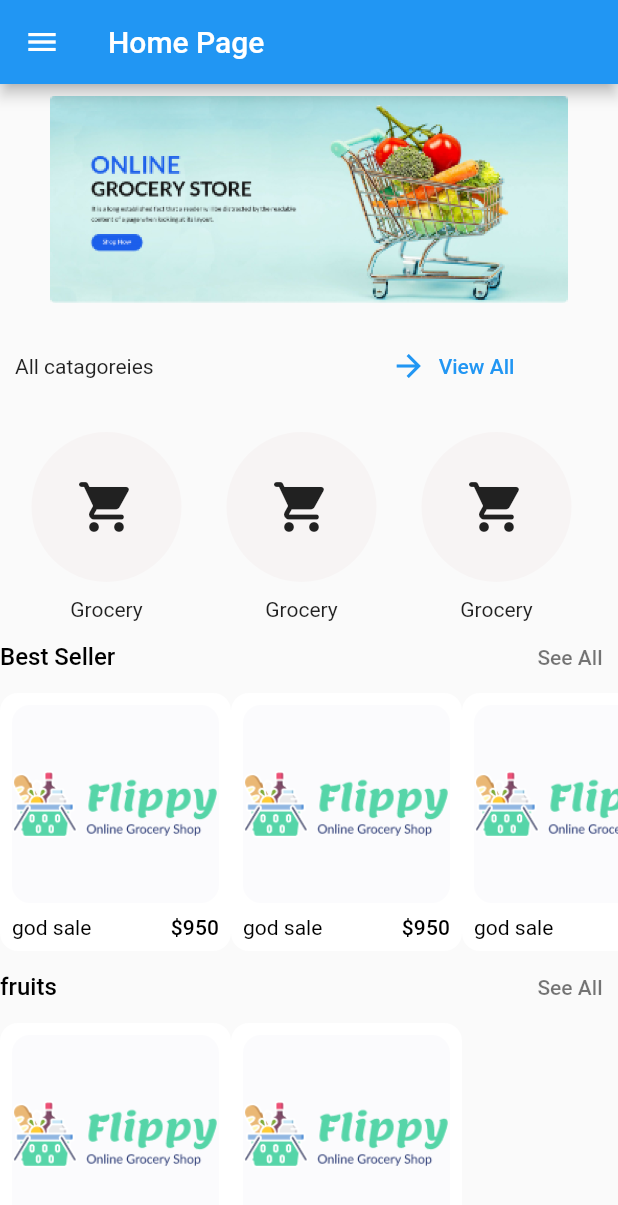
After one commit to nsnnajam/flippy-app, a Flutter app: the HomePage screen opened directly, on a phone screen of 412 x 824 dp. The commit adds this screen. Shown: the top 1205 px of the screen. Run offline on Flutter 3.47's test engine with Material 2 defaults, Android fonts, the phone set to English and light mode, and no system bars; our stand-ins replace contained_tab_bar_view, convex_bottom_bar, flutter_signin_button; statements that could not run were skipped.

Commit message:
day 2 completed

```diff
--- /dev/null
+++ b/lib/constants.dart
@@ -0,0 +1,7 @@
+import 'package:flutter/material.dart';
+
+const Color primaryColor = Color(0xFFF67952);
+const Color bgColor = Color(0xFFFBFBFD);
+
+const double defaultPadding = 16.0;
+const double defaultBorderRadius = 12.0;
--- a/lib/main.dart
+++ b/lib/main.dart
@@ -1,3 +1,6 @@
+import 'package:flippyapp/sereen/Best_seller.dart';
+import 'package:flippyapp/sereen/Home_page.dart';
+import 'package:flippyapp/sereen/bottom_bar.dart';
 import 'package:flippyapp/sereen/login.dart';
 import 'package:flutter/material.dart';
 
@@ -25,92 +28,7 @@ class MyApp extends StatelessWidget {
         // is not restarted.
         primarySwatch: Colors.blue,
       ),
-      home: const LoginSecreen(),
+      home: const BottomBar(),
     );
   }
 }
-
-class MyHomePage extends StatefulWidget {
-  const MyHomePage({Key? key, required this.title}) : super(key: key);
-
-  // This widget is the home page of your application. It is stateful, meaning
-  // that it has a State object (defined below) that contains fields that affect
-  // how it looks.
-
-  // This class is the configuration for the state. It holds the values (in this
-  // case the title) provided by the parent (in this case the App widget) and
-  // used by the build method of the State. Fields in a Widget subclass are
-  // always marked "final".
-
-  final String title;
-
-  @override
-  State<MyHomePage> createState() => _MyHomePageState();
-}
-
-class _MyHomePageState extends State<MyHomePage> {
-  int _counter = 0;
-
-  void _incrementCounter() {
-    setState(() {
-      // This call to setState tells the Flutter framework that something has
-      // changed in this State, which causes it to rerun the build method below
-      // so that the display can reflect the updated values. If we changed
-      // _counter without calling setState(), then the build method would not be
-      // called again, and so nothing would appear to happen.
-      _counter++;
-    });
-  }
-
-  @override
-  Widget build(BuildContext context) {
-    // This method is rerun every time setState is called, for instance as done
-    // by the _incrementCounter method above.
-    //
-    // The Flutter framework has been optimized to make rerunning build methods
-    // fast, so that you can just rebuild anything that needs updating rather
-    // than having to individually change instances of widgets.
-    return Scaffold(
-      appBar: AppBar(
-        // Here we take the value from the MyHomePage object that was created by
-        // the App.build method, and use it to set our appbar title.
-        title: Text(widget.title),
-      ),
-      body: Center(
-        // Center is a layout widget. It takes a single child and positions it
-        // in the middle of the parent.
-        child: Column(
-          // Column is also a layout widget. It takes a list of children and
-          // arranges them vertically. By default, it sizes itself to fit its
-          // children horizontally, and tries to be as tall as its parent.
-          //
-          // Invoke "debug painting" (press "p" in the console, choose the
-          // "Toggle Debug Paint" action from the Flutter Inspector in Android
-          // Studio, or the "Toggle Debug Paint" command in Visual Studio Code)
-          // to see the wireframe for each widget.
-          //
-          // Column has various properties to control how it sizes itself and
-          // how it positions its children. Here we use mainAxisAlignment to
-          // center the children vertically; the main axis here is the vertical
-          // axis because Columns are vertical (the cross axis would be
-          // horizontal).
-          mainAxisAlignment: MainAxisAlignment.center,
-          children: <Widget>[
-            const Text(
-              'You have pushed the button this many times:',
-            ),
-            Text(
-              '$_counter',
-              style: Theme.of(context).textTheme.headline4,
-            ),
-          ],
-        ),
-      ),
-      floatingActionButton: FloatingActionButton(
-        onPressed: _incrementCounter,
-        tooltip: 'Increment',
-        child: const Icon(Icons.add),
-      ), // This trailing comma makes auto-formatting nicer for build methods.
-    );
-  }
-}
--- /dev/null
+++ b/lib/section_title.dart
@@ -0,0 +1,34 @@
+import 'package:flutter/material.dart';
+
+class SectionTitle extends StatelessWidget {
+  const SectionTitle({
+    Key? key,
+    required this.title,
+    required this.pressSeeAll,
+  }) : super(key: key);
+  final String title;
+  final VoidCallback pressSeeAll;
+
+  @override
+  Widget build(BuildContext context) {
+    return Row(
+      mainAxisAlignment: MainAxisAlignment.spaceBetween,
+      children: [
+        Text(
+          title,
+          style: Theme.of(context).textTheme.subtitle1!.copyWith(
+                color: Colors.black,
+                fontWeight: FontWeight.w500,
+              ),
+        ),
+        TextButton(
+          onPressed: pressSeeAll,
+          child: const Text(
+            "See All",
+            style: TextStyle(color: Colors.black54),
+          ),
+        )
+      ],
+    );
+  }
+}
--- /dev/null
+++ b/lib/sereen/Best_seller.dart
@@ -0,0 +1,55 @@
+// ignore_for_file: prefer_const_literals_to_create_immutables, prefer_const_constructors
+
+import 'package:flippyapp/constants.dart';
+import 'package:flippyapp/sereen/product_class.dart';
+import 'package:flippyapp/widget/Product_card.dart';
+import 'package:flutter/material.dart';
+
+class BestSeller extends StatelessWidget {
+  const BestSeller({Key? key}) : super(key: key);
+
+  @override
+  Widget build(BuildContext context) {
+    return SingleChildScrollView(
+      physics: BouncingScrollPhysics(parent: AlwaysScrollableScrollPhysics()),
+      scrollDirection: Axis.horizontal,
+      child: Row(
+        children: [
+          ProductCard(
+              image: "assets/Logo.png",
+              title: "god sale",
+              price: 950,
+              press: () {},
+              bgColor: bgColor),
+          ProductCard(
+              image: "assets/Logo.png",
+              title: "god sale",
+              price: 950,
+              press: () {},
+              bgColor: bgColor),
+          ProductCard(
+              image: "assets/Logo.png",
+              title: "god sale",
+              price: 950,
+              press: () {},
+              bgColor: bgColor),
+          ProductCard(
+              image: "assets/Logo.png",
+              title: "god sale",
+              price: 950,
+              press: () {},
+              bgColor: bgColor),
+          // ListView.builder(
+          //   itemCount: demoProduct.length,
+          //   itemBuilder: (context, index) {
+          //     return Container(
+          //       padding: EdgeInsets.all(10),
+          //       child: Image.asset("demoProduct"[index]),
+          //     );
+          //   },
+          // ),
+        ],
+      ),
+    );
+  }
+}
--- /dev/null
+++ b/lib/sereen/Home_page.dart
@@ -0,0 +1,176 @@
+// ignore_for_file: prefer_const_constructors, prefer_const_literals_to_create_immutables
+
+import 'package:flippyapp/constants.dart';
+import 'package:flippyapp/section_title.dart';
+import 'package:flippyapp/sereen/Best_seller.dart';
+import 'package:flippyapp/sereen/product_class.dart';
+import 'package:flippyapp/widget/Product_card.dart';
+import 'package:flippyapp/widget/widget.dart';
+import 'package:flutter/material.dart';
+import 'package:flutter/src/foundation/key.dart';
+import 'package:flutter/src/widgets/framework.dart';
+
+class HomePage extends StatefulWidget {
+  const HomePage({Key? key}) : super(key: key);
+
+  @override
+  State<HomePage> createState() => _HomePageState();
+}
+
+class _HomePageState extends State<HomePage> {
+  @override
+  Widget build(BuildContext context) {
+    return Scaffold(
+      drawer: Drawer(
+        child: Column(
+          children: [
+            UserAccountsDrawerHeader(
+              currentAccountPicture: Image.asset("assets/Logo.png"),
+              accountName: Text("najam"),
+              accountEmail: Text("nsn@gmail.com"),
+            ),
+            ListTile(
+              tileColor: Colors.grey,
+              onTap: () {},
+              title: Text("Wish list"),
+              leading: Icon(Icons.favorite),
+              trailing:
+                  IconButton(onPressed: () {}, icon: Icon(Icons.arrow_right)),
+            ),
+            Divider(),
+            ListTile(
+              tileColor: Colors.grey,
+              onTap: () {},
+              title: Text("address"),
+              leading: Icon(Icons.location_city),
+              trailing:
+                  IconButton(onPressed: () {}, icon: Icon(Icons.arrow_right)),
+            ),
+            Divider(),
+            ListTile(
+              tileColor: Colors.grey,
+              onTap: () {},
+              title: Text("Order"),
+              leading: Icon(Icons.receipt),
+              trailing:
+                  IconButton(onPressed: () {}, icon: Icon(Icons.arrow_right)),
+            ),
+            Divider(),
+            ListTile(
+              tileColor: Colors.grey,
+              onTap: () {},
+              title: Text("Whatsapp us"),
+              leading: Icon(Icons.whatsapp),
+              trailing:
+                  IconButton(onPressed: () {}, icon: Icon(Icons.arrow_right)),
+            ),
+            Divider(),
+            ListTile(
+              tileColor: Colors.grey,
+              onTap: () {},
+              title: Text("Blog"),
+              leading: Icon(Icons.post_add),
+              trailing:
+                  IconButton(onPressed: () {}, icon: Icon(Icons.arrow_right)),
+            ),
+            Divider(),
+            ListTile(
+              tileColor: Colors.grey,
+              onTap: () {},
+              title: Text("Logout"),
+              leading: Icon(Icons.logout_outlined),
+              trailing:
+                  IconButton(onPressed: () {}, icon: Icon(Icons.arrow_right)),
+            ),
+            Divider(),
+            ListTile(
+              tileColor: Colors.grey,
+              onTap: () {},
+              title: Text("Dark theme"),
+              leading: Icon(Icons.abc_outlined),
+              trailing:
+                  IconButton(onPressed: () {}, icon: Icon(Icons.arrow_right)),
+            ),
+          ],
+        ),
+      ),
+      appBar: AppBar(
+        title: Text("Home Page"),
+      ),
+      body: SingleChildScrollView(
+        scrollDirection: Axis.vertical,
+        child: Column(
+          children: [
+            Padding(
+              padding: const EdgeInsets.all(8.0),
+              child: Image.asset(
+                "assets/banner.png",
+                height: 138,
+                width: 345,
+              ),
+            ),
+            SizedBox(
+              height: 10,
+            ),
+            Padding(
+              padding: const EdgeInsets.only(left: 10),
+              child: Row(
+                children: [
+                  Text("All catagoreies"),
+                  SizedBox(
+                    width: 150,
+                  ),
+                  TextButton.icon(
+                      onPressed: () {},
+                      icon: Icon(Icons.arrow_forward),
+                      label: Text("View All"))
+                ],
+              ),
+            ),
+            SizedBox(
+              height: 10,
+            ),
+            SingleChildScrollView(
+              scrollDirection: Axis.horizontal,
+              child: Row(
+                children: [
+                  boxcontainer(),
+                  SizedBox(
+                    width: 10,
+                  ),
+                  boxcontainer(),
+                  SizedBox(
+                    width: 10,
+                  ),
+                  boxcontainer(),
+                  SizedBox(
+                    width: 10,
+                  ),
+                ],
+              ),
+            ),
+            SectionTitle(title: "Best Seller", pressSeeAll: () {}),
+            BestSeller(),
+            SectionTitle(title: "fruits", pressSeeAll: () {}),
+            Row(
+              children: [
+                ProductCard(
+                    image: "assets/Logo.png",
+                    title: "god sale",
+                    price: 950,
+                    press: () {},
+                    bgColor: bgColor),
+                ProductCard(
+                    image: "assets/Logo.png",
+                    title: "god sale",
+                    price: 950,
+                    press: () {},
+                    bgColor: bgColor),
+              ],
+            )
+          ],
+        ),
+      ),
+    );
+  }
+}
--- /dev/null
+++ b/lib/sereen/bottom_bar.dart
@@ -0,0 +1,47 @@
+// ignore_for_file: prefer_const_constructors, prefer_const_literals_to_create_immutables
+
+import 'package:convex_bottom_bar/convex_bottom_bar.dart';
+import 'package:flutter/material.dart';
+import 'package:flutter/src/foundation/key.dart';
+import 'package:flutter/src/widgets/framework.dart';
+
+class BottomBar extends StatelessWidget {
+  const BottomBar({Key? key}) : super(key: key);
+
+  @override
+  Widget build(BuildContext context) {
+    return Scaffold(
+      bottomNavigationBar: ConvexAppBar(
+        items: [
+          TabItem(icon: Icons.home, title: 'Home'),
+          TabItem(icon: Icons.map, title: 'Discovery'),
+          TabItem(icon: Icons.add, title: 'Add'),
+          TabItem(icon: Icons.message, title: 'Message'),
+          TabItem(icon: Icons.people, title: 'Profile'),
+        ],
+        onTap: (int i) => print('click index=$i'),
+      ),
+      appBar: AppBar(),
+      body: PageView(
+        // controller: _pageController,
+        // onPageChanged: (index) {
+        //   setState(() => _currentIndex = index);
+        // },
+        children: <Widget>[
+          Container(
+            color: Colors.blueGrey,
+          ),
+          Container(
+            color: Colors.red,
+          ),
+          Container(
+            color: Colors.green,
+          ),
+          Container(
+            color: Colors.blue,
+          ),
+        ],
+      ),
+    );
+  }
+}
--- a/lib/sereen/choise_location.dart
+++ b/lib/sereen/choise_location.dart
@@ -1,5 +1,6 @@
 // ignore_for_file: prefer_const_constructors
 
+import 'package:flippyapp/sereen/Home_page.dart';
 import 'package:flutter/material.dart';
 import 'package:flutter/src/foundation/key.dart';
 import 'package:flutter/src/widgets/framework.dart';
@@ -55,7 +56,12 @@ class ChoiseLocation extends StatelessWidget {
             SizedBox(
               height: 20,
             ),
-            ElevatedButton(onPressed: () {}, child: Text("location"))
+            ElevatedButton(
+                onPressed: () {
+                  Navigator.of(context).push(
+                      MaterialPageRoute(builder: (context) => HomePage()));
+                },
+                child: Text("Submit"))
           ],
         ),
       ),
--- a/lib/sereen/login.dart
+++ b/lib/sereen/login.dart
@@ -15,7 +15,8 @@ class LoginSecreen extends StatelessWidget {
       appBar: AppBar(
         title: Text("login"),
       ),
-      body: Center(
+      body: SingleChildScrollView(
+        child: Center(
           child: Column(
             children: [
               Padding(
@@ -63,7 +64,8 @@ class LoginSecreen extends StatelessWidget {
                             decoration: InputDecoration(
                                 labelText: "enter user name",
                                 enabledBorder: OutlineInputBorder(
-                                  borderSide: BorderSide(color: Colors.grey))),
+                                    borderSide:
+                                        BorderSide(color: Colors.grey))),
                           ),
                           SizedBox(
                             height: 30,
@@ -74,7 +76,8 @@ class LoginSecreen extends StatelessWidget {
                             decoration: InputDecoration(
                                 labelText: "enter user password",
                                 enabledBorder: OutlineInputBorder(
-                                  borderSide: BorderSide(color: Colors.grey))),
+                                    borderSide:
+                                        BorderSide(color: Colors.grey))),
                           ),
                           SizedBox(
                             height: 20,
@@ -87,7 +90,8 @@ class LoginSecreen extends StatelessWidget {
                               ),
                               TextButton(
                                   onPressed: () {
-                                  Navigator.of(context).push(MaterialPageRoute(
+                                    Navigator.of(context).push(
+                                        MaterialPageRoute(
                                             builder: (context) => Forget()));
                                   },
                                   child: Text("Forget Password")),
@@ -115,7 +119,8 @@ class LoginSecreen extends StatelessWidget {
                             decoration: InputDecoration(
                                 labelText: "enter name",
                                 enabledBorder: OutlineInputBorder(
-                                  borderSide: BorderSide(color: Colors.grey))),
+                                    borderSide:
+                                        BorderSide(color: Colors.grey))),
                           ),
                           SizedBox(
                             height: 30,
@@ -125,7 +130,8 @@ class LoginSecreen extends StatelessWidget {
                             decoration: InputDecoration(
                                 labelText: "enter user name",
                                 enabledBorder: OutlineInputBorder(
-                                  borderSide: BorderSide(color: Colors.grey))),
+                                    borderSide:
+                                        BorderSide(color: Colors.grey))),
                           ),
                           SizedBox(
                             height: 30,
@@ -136,7 +142,8 @@ class LoginSecreen extends StatelessWidget {
                             decoration: InputDecoration(
                                 labelText: "enter user password",
                                 enabledBorder: OutlineInputBorder(
-                                  borderSide: BorderSide(color: Colors.grey))),
+                                    borderSide:
+                                        BorderSide(color: Colors.grey))),
                           ),
                           SizedBox(
                             height: 20,
@@ -186,6 +193,7 @@ class LoginSecreen extends StatelessWidget {
             ],
           ),
         ),
+      ),
     );
   }
 }
--- /dev/null
+++ b/lib/sereen/product_class.dart
@@ -0,0 +1,21 @@
+import 'package:flutter/material.dart';
+
+class Product {
+  final String image, title;
+  final int price;
+  final Color bgColor;
+
+  Product({
+    required this.image,
+    required this.title,
+    required this.price,
+    this.bgColor = const Color(0xFFEFEFF2),
+  });
+}
+
+List<Product> demoProduct = [
+  Product(image: "assets/logo.png", title: "best shirt", price: 970),
+  Product(image: "assets/logo.png", title: "best shirt", price: 970),
+  Product(image: "assets/logo.png", title: "best shirt", price: 970),
+  Product(image: "assets/logo.png", title: "best shirt", price: 970),
+];
--- /dev/null
+++ b/lib/widget/Product_card.dart
@@ -0,0 +1,65 @@
+import 'package:flutter/material.dart';
+
+import '../../../constants.dart';
+
+class ProductCard extends StatelessWidget {
+  const ProductCard({
+    Key? key,
+    required this.image,
+    required this.title,
+    required this.price,
+    required this.press,
+    required this.bgColor,
+  }) : super(key: key);
+  final String image, title;
+  final VoidCallback press;
+  final int price;
+  final Color bgColor;
+
+  @override
+  Widget build(BuildContext context) {
+    return GestureDetector(
+      onTap: press,
+      child: Container(
+        width: 154,
+        padding: const EdgeInsets.all(defaultPadding / 2),
+        decoration: const BoxDecoration(
+          color: Colors.white,
+          borderRadius: BorderRadius.all(Radius.circular(defaultBorderRadius)),
+        ),
+        child: Column(
+          children: [
+            Container(
+              width: double.infinity,
+              decoration: BoxDecoration(
+                color: bgColor,
+                borderRadius: const BorderRadius.all(
+                    Radius.circular(defaultBorderRadius)),
+              ),
+              child: Image.asset(
+                image,
+                height: 132,
+              ),
+            ),
+            const SizedBox(height: defaultPadding / 2),
+            Row(
+              children: [
+                Expanded(
+                  child: Text(
+                    title,
+                    style: const TextStyle(color: Colors.black),
+                  ),
+                ),
+                const SizedBox(width: defaultPadding / 4),
+                Text(
+                  "\$" + price.toString(),
+                  style: Theme.of(context).textTheme.subtitle2,
+                ),
+              ],
+            )
+          ],
+        ),
+      ),
+    );
+  }
+}
--- /dev/null
+++ b/lib/widget/widget.dart
@@ -0,0 +1,22 @@
+// ignore_for_file: prefer_const_constructors
+
+import 'package:flutter/material.dart';
+
+Widget boxcontainer() {
+  return Column(
+    children: [
+      Container(
+        height: 100,
+        width: 100,
+        margin: EdgeInsets.all(10.0),
+        decoration: BoxDecoration(
+            color: Color.fromARGB(248, 247, 244, 244), shape: BoxShape.circle),
+        child: Icon(
+          Icons.local_grocery_store_rounded,
+          size: 40,
+        ),
+      ),
+      Text("Grocery")
+    ],
+  );
+}
--- a/pubspec.yaml
+++ b/pubspec.yaml
@@ -36,6 +36,8 @@ dependencies:
   cupertino_icons: ^1.0.2
   contained_tab_bar_view: ^0.8.0
   flutter_signin_button: ^2.0.0
+  flutter_svg: ^1.0.3
+  convex_bottom_bar: ^3.1.0+1
 
 dev_dependencies:
   flutter_test:
```
Also changed, not shown: assets/banner.png (added), pubspec.lock. Lines whose indentation alone changed are shown as unchanged.
